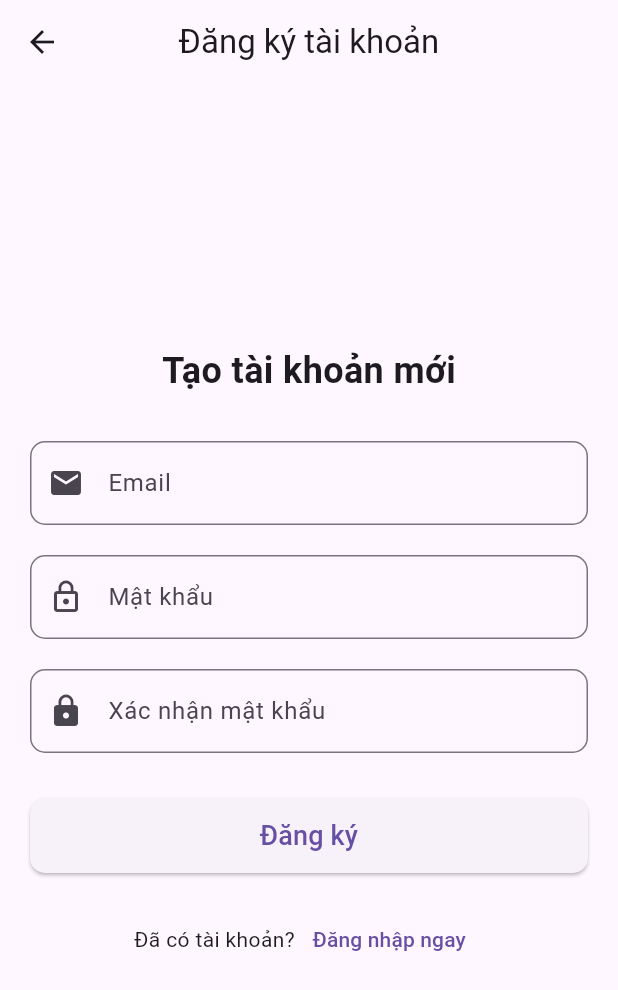
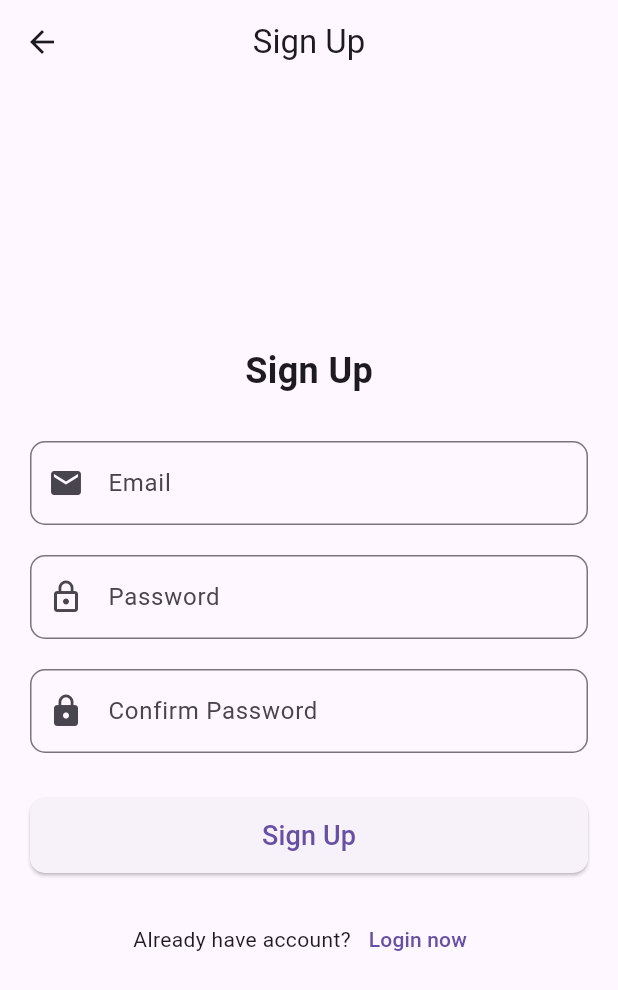
Before and after one commit to phacko11/ReLumen, a Flutter app: the SignupScreen screen opened directly, on a phone screen of 412 x 824 dp. Shown: the top 990 px of the screen. Run offline on Flutter 3.47's test engine with Material 3 defaults, Android fonts, the phone set to English and light mode, and no system bars; our stand-ins replace firebase_auth, firebase_core; accounts and stored records are empty.

Commit message:
add logo and signup

```diff
--- a/lib/screens/login.dart
+++ b/lib/screens/login.dart
@@ -13,15 +13,14 @@ class LoginScreen extends StatefulWidget {
 class _LoginScreenState extends State<LoginScreen> {
   final TextEditingController _emailController = TextEditingController();
   final TextEditingController _passwordController = TextEditingController();
-
   final FirebaseAuth _auth = FirebaseAuth.instance;
-
   bool _isLoading = false;
 
-  // Hàm xử lý đăng nhập
   Future<void> _loginUser() async {
     if (_emailController.text.isEmpty || _passwordController.text.isEmpty) {
-      _showErrorDialog("Vui lòng nhập email và mật khẩu.");
+      if (mounted) {
+        _showErrorDialog("Please enter both email and password.");
+      }
       return;
     }
 
@@ -32,15 +31,15 @@ class _LoginScreenState extends State<LoginScreen> {
     }
 
     try {
-      print('Đang thử đăng nhập với Email: ${_emailController.text.trim()}');
+      print('Attempting to sign in with Email: ${_emailController.text.trim()}');
       UserCredential userCredential = await _auth.signInWithEmailAndPassword(
         email: _emailController.text.trim(),
         password: _passwordController.text,
       );
-      print('signInWithEmailAndPassword thành công!');
+      print('signInWithEmailAndPassword successful!');
 
       if (userCredential.user != null) {
-        print('ĐĂNG NHẬP THÀNH CÔNG trên Firebase. UID: ${userCredential.user?.uid}');
+        print('LOGIN SUCCESSFUL on Firebase. UID: ${userCredential.user?.uid}');
         if (mounted) {
           Navigator.pushAndRemoveUntil(
             context,
@@ -49,51 +48,48 @@ class _LoginScreenState extends State<LoginScreen> {
           );
         }
       } else {
-        print('UserCredential.user là null sau khi đăng nhập thành công?');
-        if (mounted) _showErrorDialog("Đăng nhập thành công nhưng không lấy được thông tin người dùng.");
+        print('UserCredential.user is null after successful login?');
+        if (mounted) {
+          _showErrorDialog("Login successful but failed to retrieve user details.");
+        }
       }
-
     } on FirebaseAuthException catch (e) {
-      String errorMessage = "Đăng nhập thất bại. Vui lòng thử lại.";
-      if (e.code == 'user-not-found') {
-        errorMessage = 'Không tìm thấy người dùng với email này.';
-      } else if (e.code == 'wrong-password') {
-        errorMessage = 'Sai mật khẩu. Vui lòng thử lại.';
+      String errorMessage = "Login failed. Please try again.";
+      if (e.code == 'user-not-found' || e.code == 'wrong-password' || e.code == 'invalid-credential') {
+        errorMessage = 'Invalid email or password.';
       } else if (e.code == 'invalid-email') {
-        errorMessage = 'Địa chỉ email không hợp lệ.';
-      } else if (e.code == 'invalid-credential') {
-         errorMessage = 'Thông tin đăng nhập không hợp lệ (email hoặc mật khẩu sai).';
+        errorMessage = 'The email address is not valid.';
       }
-      // In ra chi tiết lỗi FirebaseAuthException
-      print('FirebaseAuthException khi đăng nhập:');
+      print('FirebaseAuthException during login:');
       print('Code: ${e.code}');
       print('Message: ${e.message}');
-      print('StackTrace: ${e.stackTrace}');
-      if (mounted) _showErrorDialog(errorMessage);
-
+      if (mounted) {
+        _showErrorDialog(errorMessage);
+      }
     } catch (e, s) {
-      print('Lỗi KHÔNG XÁC ĐỊNH khi đăng nhập:');
+      print('UNEXPECTED ERROR during login:');
       print('Error: $e');
       print('StackTrace: $s');
-      if (mounted) _showErrorDialog("Đã có lỗi không mong muốn xảy ra. Vui lòng thử lại.");
+      if (mounted) {
+        _showErrorDialog("An unexpected error occurred. Please try again.");
+      }
     } finally {
       if (mounted) {
         setState(() {
           _isLoading = false;
         });
-        print('Kết thúc xử lý _loginUser, _isLoading = false');
+        print('Finished _loginUser processing, _isLoading = false');
       }
     }
   }
 
-  // Hàm hiển thị dialog thông báo lỗi
   void _showErrorDialog(String message) {
     if (!mounted) return;
     showDialog(
       context: context,
       builder: (ctx) => AlertDialog(
-        title: const Text('Thông báo'),
-        content: Text(message),
+        title: const Text('Login Error'), // English title
+        content: Text(message), // English message content
         actions: <Widget>[
           TextButton(
             child: const Text('Okay'),
@@ -117,8 +113,9 @@ class _LoginScreenState extends State<LoginScreen> {
   Widget build(BuildContext context) {
     return Scaffold(
       appBar: AppBar(
-        title: const Text('Đăng nhập'),
+        title: const Text('Login to ReLumen'),
         centerTitle: true,
+        automaticallyImplyLeading: false,
       ),
       body: Padding(
         padding: const EdgeInsets.all(20.0),
@@ -127,17 +124,34 @@ class _LoginScreenState extends State<LoginScreen> {
             child: Column(
               mainAxisAlignment: MainAxisAlignment.center,
               children: <Widget>[
+
+                Image.asset(
+                  'assets/images/final.png',
+                  height: 120, // Điều chỉnh chiều cao của logo nếu cần
+                  errorBuilder: (context, error, stackTrace) {
+                    return const Text(
+                      'Error loading logo',
+                       style: TextStyle(color: Colors.red),
+                    );
+                  },
+                ),
+                const SizedBox(height: 10),
                 const Text(
-                  'Chào mừng trở lại!',
-                  style: TextStyle(fontSize: 24, fontWeight: FontWeight.bold),
+                  'ReLumen',
+                  style: TextStyle(
+                    fontSize: 28,
+                    fontWeight: FontWeight.bold,
+                    color: Color.fromARGB(255, 166, 178, 64),
+                  ),
                 ),
-                const SizedBox(height: 30),
+                const SizedBox(height: 40),
+
                 TextField(
                   controller: _emailController,
                   keyboardType: TextInputType.emailAddress,
                   decoration: InputDecoration(
                     labelText: 'Email',
-                    hintText: 'Nhập email của bạn',
+                    hintText: 'Enter your email',
                     prefixIcon: const Icon(Icons.email),
                     border: OutlineInputBorder(
                       borderRadius: BorderRadius.circular(10),
@@ -150,8 +164,8 @@ class _LoginScreenState extends State<LoginScreen> {
                   controller: _passwordController,
                   obscureText: true,
                   decoration: InputDecoration(
-                    labelText: 'Mật khẩu',
-                    hintText: 'Nhập mật khẩu của bạn',
+                    labelText: 'Password',
+                    hintText: 'Enter your password',
                     prefixIcon: const Icon(Icons.lock),
                     border: OutlineInputBorder(
                       borderRadius: BorderRadius.circular(10),
@@ -170,13 +184,13 @@ class _LoginScreenState extends State<LoginScreen> {
                             borderRadius: BorderRadius.circular(10),
                           ),
                         ),
-                        child: const Text('Đăng nhập', style: TextStyle(fontSize: 18)),
+                        child: const Text('Login', style: TextStyle(fontSize: 18)),
                       ),
                 const SizedBox(height: 20),
                 Row(
                   mainAxisAlignment: MainAxisAlignment.center,
                   children: <Widget>[
-                    const Text('Chưa có tài khoản?'),
+                    const Text("Don't have an account?"),
                     TextButton(
                       onPressed: _isLoading ? null : () {
                         Navigator.push(
@@ -184,7 +198,7 @@ class _LoginScreenState extends State<LoginScreen> {
                           MaterialPageRoute(builder: (context) => const SignupScreen()),
                         );
                       },
-                      child: const Text('Đăng ký ngay'),
+                      child: const Text('Sign up now'),
                     ),
                   ],
                 ),
--- a/lib/screens/signup.dart
+++ b/lib/screens/signup.dart
@@ -10,31 +10,25 @@ class SignupScreen extends StatefulWidget {
 }
 
 class _SignupScreenState extends State<SignupScreen> {
-  // Tạo các controller để lấy giá trị từ TextField
   final TextEditingController _emailController = TextEditingController();
   final TextEditingController _passwordController = TextEditingController();
   final TextEditingController _confirmPasswordController = TextEditingController();
 
-  // Khởi tạo Firebase Auth instance
   final FirebaseAuth _auth = FirebaseAuth.instance;
 
-  bool _isLoading = false; // Để hiển thị trạng thái loading
+  bool _isLoading = false;
 
-  // Hàm xử lý đăng ký
   Future<void> _signupUser() async {
-    // In ra email và mật khẩu người dùng nhập vào TRƯỚC KHI gọi Firebase
-    print('Đang thử đăng ký với Email: ${_emailController.text.trim()}');
-    print('Mật khẩu nhập vào: ${_passwordController.text}'); // Lưu ý: Không nên in mật khẩu trong ứng dụng thực tế
 
     if (_emailController.text.isEmpty ||
         _passwordController.text.isEmpty ||
         _confirmPasswordController.text.isEmpty) {
-      if (mounted) _showErrorDialog("Vui lòng điền đầy đủ thông tin.");
+      if (mounted) _showErrorDialog("Please fill in all fields.");
       return;
     }
 
     if (_passwordController.text != _confirmPasswordController.text) {
-      if (mounted) _showErrorDialog("Mật khẩu xác nhận không khớp!");
+      if (mounted) _showErrorDialog("Passwords do not match.");
       return;
     }
 
@@ -45,71 +39,61 @@ class _SignupScreenState extends State<SignupScreen> {
     }
 
     try {
-      print('Bắt đầu gọi createUserWithEmailAndPassword...');
       UserCredential userCredential =
           await _auth.createUserWithEmailAndPassword(
         email: _emailController.text.trim(),
         password: _passwordController.text,
       );
-      print('createUserWithEmailAndPassword thành công!');
 
       if (userCredential.user != null) {
-        print('ĐĂNG KÝ THÀNH CÔNG trên Firebase. UID: ${userCredential.user?.uid}');
+        print('Signup successfully on Firebase. UID: ${userCredential.user?.uid}');
 
         if (mounted) {
-          print('Chuẩn bị điều hướng tới HomeScreen...');
           Navigator.pushAndRemoveUntil(
             context,
             MaterialPageRoute(builder: (context) => HomeScreen()),
             (Route<dynamic> route) => false,
           );
-          print('Đã gọi điều hướng.');
-        } else {
-          print('Widget không còn mounted, không điều hướng.');
         }
       } else {
-        print('UserCredential.user là null sau khi đăng ký thành công? Điều này không nên xảy ra.');
-        if (mounted) _showErrorDialog("Tạo tài khoản thành công nhưng không lấy được thông tin người dùng.");
+        if (mounted) _showErrorDialog("Signup successful but unable to retrieve user information.");
       }
 
     } on FirebaseAuthException catch (e) {
-      String errorMessage = "Đã có lỗi xảy ra khi đăng ký.";
+      String errorMessage = "Signup failed. Please try again.";
       if (e.code == 'weak-password') {
-        errorMessage = 'Mật khẩu quá yếu. Vui lòng chọn mật khẩu mạnh hơn (ít nhất 6 ký tự).';
+        errorMessage =  'Password is too weak. Please use at least 6 characters.';
       } else if (e.code == 'email-already-in-use') {
-        errorMessage = 'Địa chỉ email này đã được sử dụng bởi tài khoản khác.';
+        errorMessage = 'Email is already in use. Please use another email.';
       } else if (e.code == 'invalid-email') {
-        errorMessage = 'Địa chỉ email không hợp lệ.';
+        errorMessage = 'Invalid email format. Please check your email.';
       }
 
-      print('FirebaseAuthException khi đăng ký:');
+      print('FirebaseAuthException when sign up:');
       print('Code: ${e.code}');
       print('Message: ${e.message}');
       print('StackTrace: ${e.stackTrace}');
       if (mounted) _showErrorDialog(errorMessage);
 
-    } catch (e, s) { // Bắt tất cả các lỗi khác và cả StackTrace
-      print('Lỗi KHÔNG XÁC ĐỊNH khi đăng ký:');
+    } catch (e, s) {
       print('Error: $e');
       print('StackTrace: $s');
-      if (mounted) _showErrorDialog("Đã có lỗi không mong muốn xảy ra trong quá trình đăng ký. Vui lòng thử lại.");
+      if (mounted) _showErrorDialog("An unexpected error occurred. Please try again.");
     } finally {
       if (mounted) {
         setState(() {
           _isLoading = false;
         });
-        print('Kết thúc xử lý _signupUser, _isLoading = false');
       }
     }
   }
 
-  // Hàm hiển thị dialog thông báo lỗi
   void _showErrorDialog(String message) {
-    if (!mounted) return; // Kiểm tra widget có còn trong cây widget không
+    if (!mounted) return;
     showDialog(
       context: context,
       builder: (ctx) => AlertDialog(
-        title: const Text('Thông báo'),
+        title: const Text('Message'),
         content: Text(message),
         actions: <Widget>[
           TextButton(
@@ -125,7 +109,6 @@ class _SignupScreenState extends State<SignupScreen> {
 
   @override
   void dispose() {
-    // Dọn dẹp controller khi widget bị hủy
     _emailController.dispose();
     _passwordController.dispose();
     _confirmPasswordController.dispose();
@@ -136,18 +119,18 @@ class _SignupScreenState extends State<SignupScreen> {
   Widget build(BuildContext context) {
     return Scaffold(
       appBar: AppBar(
-        title: const Text('Đăng ký tài khoản'),
+        title: const Text('Sign Up'),
         centerTitle: true,
       ),
       body: Padding(
         padding: const EdgeInsets.all(20.0),
         child: Center(
-          child: SingleChildScrollView( // Cho phép cuộn nếu nội dung dài
+          child: SingleChildScrollView(
             child: Column(
               mainAxisAlignment: MainAxisAlignment.center,
               children: <Widget>[
                 const Text(
-                  'Tạo tài khoản mới',
+                  'Sign Up',
                   style: TextStyle(fontSize: 24, fontWeight: FontWeight.bold),
                 ),
                 const SizedBox(height: 30),
@@ -157,22 +140,21 @@ class _SignupScreenState extends State<SignupScreen> {
                   keyboardType: TextInputType.emailAddress,
                   decoration: InputDecoration(
                     labelText: 'Email',
-                    hintText: 'Nhập email của bạn',
+                    hintText: 'Your email address',
                     prefixIcon: const Icon(Icons.email),
                     border: OutlineInputBorder(
                       borderRadius: BorderRadius.circular(10),
                     ),
                   ),
-                  enabled: !_isLoading, // Vô hiệu hóa khi đang loading
+                  enabled: !_isLoading,
                 ),
                 const SizedBox(height: 20),
-                // Ô nhập Mật khẩu
                 TextField(
                   controller: _passwordController,
                   obscureText: true,
                   decoration: InputDecoration(
-                    labelText: 'Mật khẩu',
-                    hintText: 'Nhập mật khẩu (ít nhất 6 ký tự)',
+                    labelText: 'Password',
+                    hintText: 'Your password',
                     prefixIcon: const Icon(Icons.lock_outline),
                     border: OutlineInputBorder(
                       borderRadius: BorderRadius.circular(10),
@@ -186,43 +168,41 @@ class _SignupScreenState extends State<SignupScreen> {
                   controller: _confirmPasswordController,
                   obscureText: true,
                   decoration: InputDecoration(
-                    labelText: 'Xác nhận mật khẩu',
-                    hintText: 'Nhập lại mật khẩu của bạn',
+                    labelText: 'Confirm Password',
+                    hintText: 'Confirm your password',
                     prefixIcon: const Icon(Icons.lock),
                     border: OutlineInputBorder(
                       borderRadius: BorderRadius.circular(10),
                     ),
                   ),
-                  enabled: !_isLoading, // Vô hiệu hóa khi đang loading
+                  enabled: !_isLoading,
                 ),
                 const SizedBox(height: 30),
-                // Nút Đăng ký (hiển thị loading nếu cần)
                 _isLoading
-                    ? const CircularProgressIndicator() // Hiển thị loading
+                    ? const CircularProgressIndicator()
                     : ElevatedButton(
                         onPressed: _signupUser,
                         style: ElevatedButton.styleFrom(
-                          minimumSize: const Size(double.infinity, 50), // Nút rộng hết cỡ
+                          minimumSize: const Size(double.infinity, 50),
                           shape: RoundedRectangleBorder(
                             borderRadius: BorderRadius.circular(10),
                           ),
                         ),
-                        child: const Text('Đăng ký', style: TextStyle(fontSize: 18)),
+                        child: const Text('Sign Up', style: TextStyle(fontSize: 18)),
                       ),
                 const SizedBox(height: 20),
                 // Chuyển sang màn hình Đăng nhập
                 Row(
                   mainAxisAlignment: MainAxisAlignment.center,
                   children: <Widget>[
-                    const Text('Đã có tài khoản?'),
+                    const Text('Already have account?'),
                     TextButton(
-                      onPressed: _isLoading ? null : () { // Vô hiệu hóa khi đang loading
-                        // Điều hướng quay lại màn hình Đăng nhập
+                      onPressed: _isLoading ? null : () {
                         if (Navigator.canPop(context)) {
                            Navigator.pop(context);
                         }
                       },
-                      child: const Text('Đăng nhập ngay'),
+                      child: const Text('Login now'),
                     ),
                   ],
                 ),
--- a/pubspec.yaml
+++ b/pubspec.yaml
@@ -71,6 +71,8 @@ flutter:
   # the material Icons class.
   uses-material-design: true
 
+  assets:
+      - assets/images/
   # To add assets to your application, add an assets section, like this:
   # assets:
   #   - images/a_dot_burr.jpeg
```
Also changed, not shown: lib/screens/home.dart (+28 -13 lines), assets/images/final.png (added).
